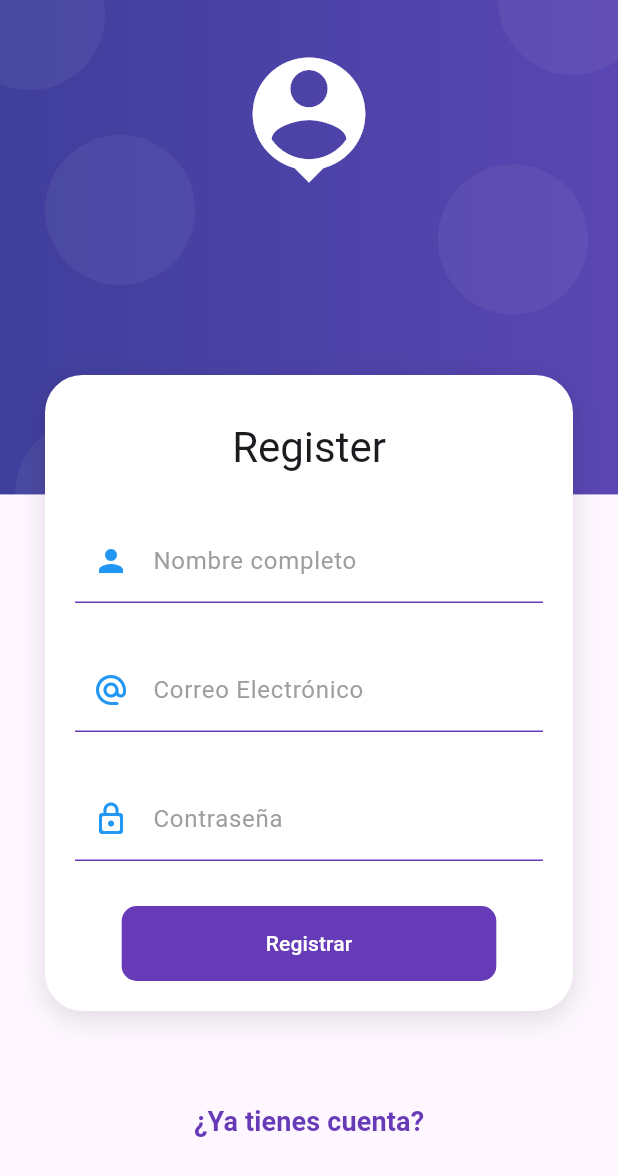
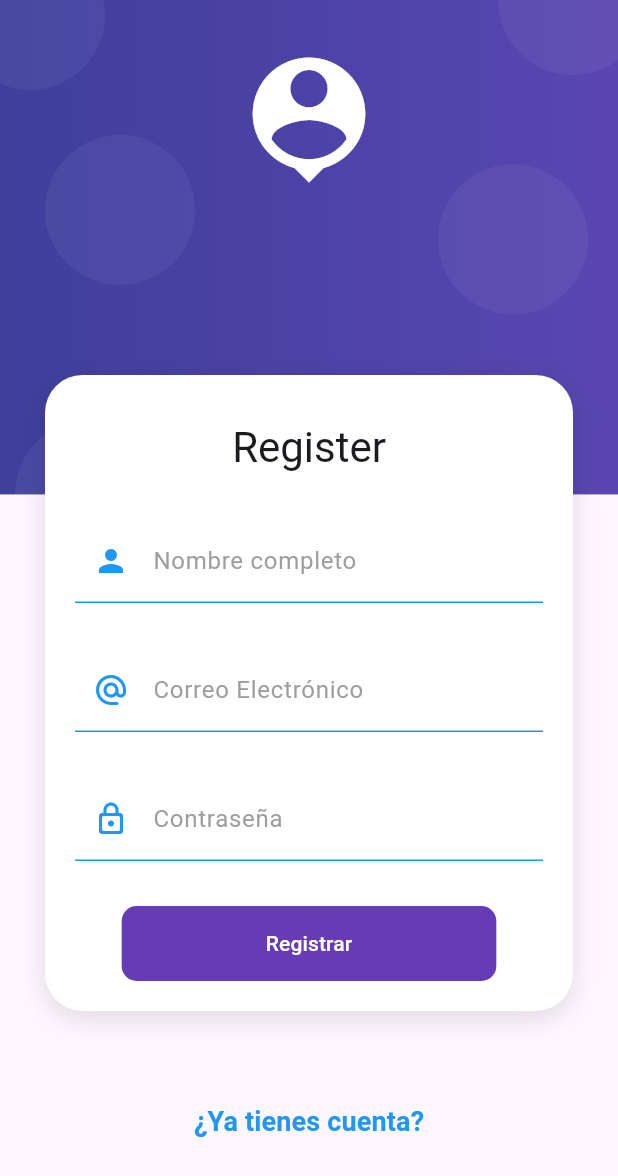
Before and after one commit to VictorLandin/Flutter, a Flutter app: the RegisterScreen screen opened directly, on a phone screen of 412 x 824 dp. Shown: the top 1176 px of the screen. Run offline on Flutter 3.47's test engine with Material 3 defaults, Android fonts, the phone set to English and light mode, and no system bars; our stand-ins replace card_swiper, cloud_firestore, firebase_auth, firebase_core, firebase_messaging, flutter_secure_storage and 4 more; missing offline and left inert: flutter_barcode_scanner, mapbox_maps_flutter; accounts and stored records are empty; network calls fail.

Commit message:
login y register

```diff
--- a/noticias/lib/main.dart
+++ b/noticias/lib/main.dart
@@ -1,5 +1,6 @@
 import 'package:firebase_core/firebase_core.dart';
 import 'package:flutter/material.dart';
+import 'package:noticias/router/app_routes.dart';
 import 'package:noticias/services/news_service.dart';
 import 'package:noticias/services/notifications_service.dart';
 import 'package:noticias/share_preferences/preferences.dart';
@@ -36,7 +37,9 @@ class MyApp extends StatelessWidget {
             theme: themeProvider.currentTheme, // Usa el tema actual desde el ThemeProvider
             debugShowCheckedModeBanner: false,
             title: 'Material App',
-            home: const TabsScreen(),
+            initialRoute: AppRoutes.initialRoute,
+            routes: AppRoutes.getAppRoutes(),
+            onGenerateRoute: AppRoutes.onGenerateRoute,
           );
         },
       ),
--- a/noticias/lib/router/app_routes.dart
+++ b/noticias/lib/router/app_routes.dart
@@ -6,12 +6,16 @@ import '../screens/screens.dart';
 class AppRoutes {
   static const initialRoute = 'home';
 
+  static Route<dynamic> onGenerateRoute(RouteSettings settings) {
+    return MaterialPageRoute(builder: (context) => const TabsScreen());
+  }
+
   static Map<String, Widget Function(BuildContext)> getAppRoutes() {
     return {
       initialRoute: (context) => const TabsScreen(),
       'home': (context) => const TabsScreen(),
       'login': (context) => LoginScreen(),
-      'register': (context) => RegisterScreen(),
+      'register': (context) => const RegisterScreen(),
       //'favorite': (context) => const FavoritesScreen(),
       'settings': (context) => const SettingsScreen(),
     };
--- a/noticias/lib/screens/register_screen.dart
+++ b/noticias/lib/screens/register_screen.dart
@@ -8,6 +8,8 @@ import '../providers/login_form_provider.dart';
 import '../services/services.dart';
 
 class RegisterScreen extends StatelessWidget {
+  const RegisterScreen({super.key});
+
   @override
   Widget build(BuildContext context) {
     return Scaffold(
@@ -31,9 +33,12 @@ class RegisterScreen extends StatelessWidget {
               ),
               const SizedBox(height: 50),
               TextButton(
+                style: ButtonStyle(
+                  overlayColor: WidgetStateProperty.all(Colors.indigo.withOpacity(0.1)),
+                ),
                 child: const Text(
                   '¿Ya tienes cuenta?',
-                  style: TextStyle(fontSize: 18, fontWeight: FontWeight.bold),
+                  style: TextStyle(fontSize: 18, fontWeight: FontWeight.bold, color: Colors.blue),
                 ),
                 onPressed: () {
                   Navigator.pushReplacementNamed(context, 'login');
--- a/noticias/lib/theme/input_decorations.dart
+++ b/noticias/lib/theme/input_decorations.dart
@@ -9,10 +9,10 @@ class InputDecorations {
   }) {
     return InputDecoration(
       enabledBorder: UnderlineInputBorder(
-        borderSide: BorderSide(color: currentTheme.colorScheme.primary),
+        borderSide: BorderSide(color: currentTheme.colorScheme.secondary),
       ),
       focusedBorder: UnderlineInputBorder(
-        borderSide: BorderSide(color: currentTheme.colorScheme.primary, width: 2),
+        borderSide: BorderSide(color: currentTheme.colorScheme.secondary, width: 2),
       ),
       hintText: hintText,
       labelText: labelText,
--- a/noticias/lib/widgets/auth_background.dart
+++ b/noticias/lib/widgets/auth_background.dart
@@ -8,7 +8,7 @@ class AuthBackground extends StatelessWidget {
   @override
   Widget build(BuildContext context) {
     return Stack(
-      children: [const _PurpleBox(), const _HeaderIcon(), child],
+      children: [const _ColorBox(), const _HeaderIcon(), child],
     );
   }
 }
@@ -34,8 +34,8 @@ class _HeaderIcon extends StatelessWidget {
   }
 }
 
-class _PurpleBox extends StatelessWidget {
-  const _PurpleBox({super.key});
+class _ColorBox extends StatelessWidget {
+  const _ColorBox();
 
   @override
   Widget build(BuildContext context) {
@@ -43,7 +43,7 @@ class _PurpleBox extends StatelessWidget {
     return Container(
         width: double.infinity,
         height: size.height * 0.4,
-        decoration: _PurpleBackground(),
+        decoration: _colorBackground(),
         child: Stack(
           children: [
             Positioned(
@@ -75,7 +75,7 @@ class _PurpleBox extends StatelessWidget {
         ));
   }
 
-  BoxDecoration _PurpleBackground() {
+  BoxDecoration _colorBackground() {
     return const BoxDecoration(
       gradient: LinearGradient(
         colors: [
--- a/noticias/lib/widgets/lista_noticias.dart
+++ b/noticias/lib/widgets/lista_noticias.dart
@@ -233,12 +233,13 @@ class _TarjetaTopBar extends StatelessWidget {
       padding: const EdgeInsets.symmetric(horizontal: 10),
       margin: const EdgeInsets.only(bottom: 10),
       child: Row(
+        crossAxisAlignment: CrossAxisAlignment.start,
         children: [
           Text(
             '${index + 1}. ',
             style: TextStyle(color: currentTheme.colorScheme.primary),
           ),
-          Text('${noticia.source.name}. '),
+          Expanded(child: Text('${noticia.source.name}. ')),
         ],
       ),
     );
```
Also changed, not shown: noticias/lib/screens/login_screen.dart (+5 -4 lines), noticias/lib/screens/tab2_screen.dart (+38 -9 lines), noticias/lib/screens/tabs_screen.dart (+6 -2 lines).
